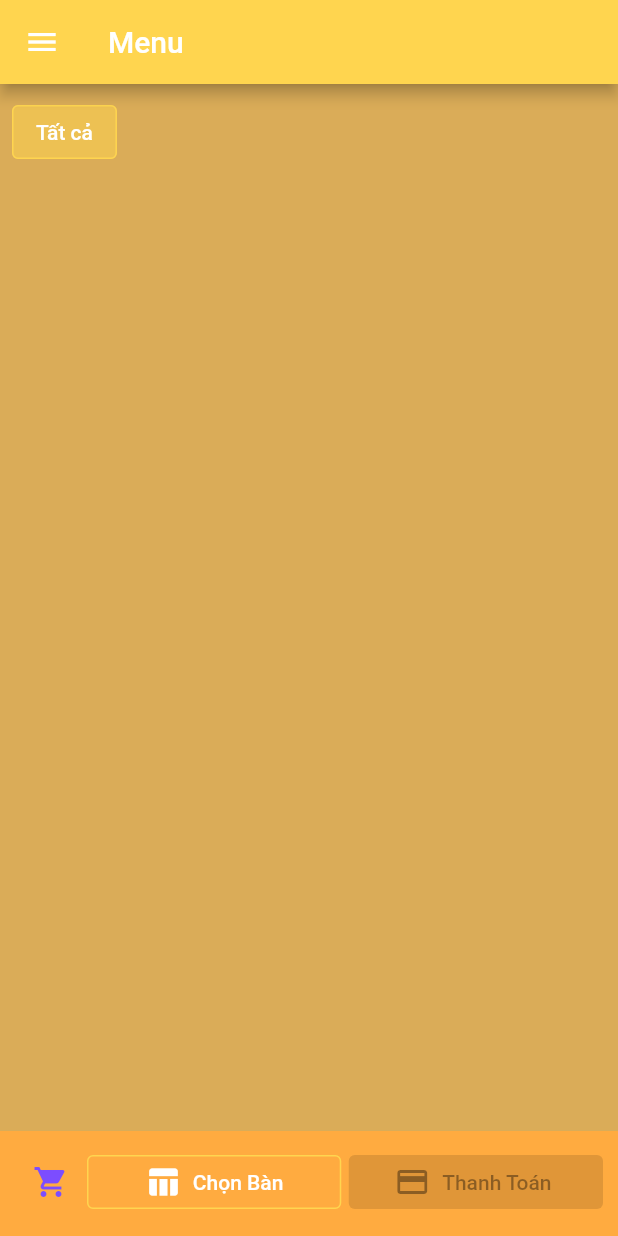
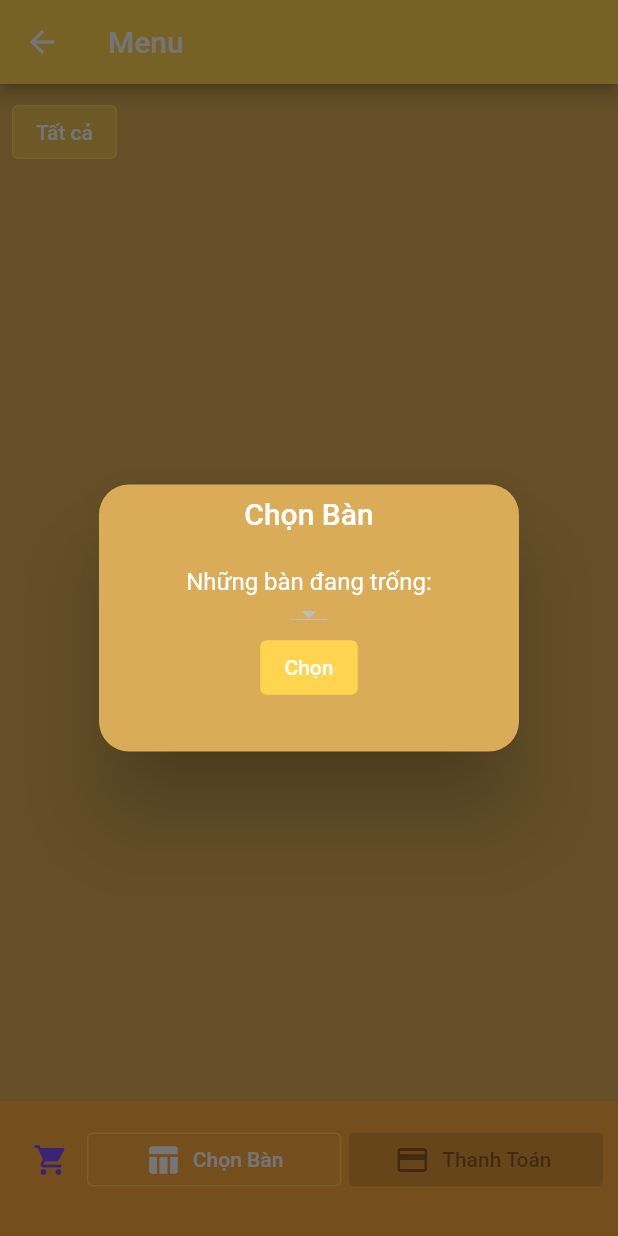
Before and after one commit to dim0147/Hai-Coffe-DenMo, a Flutter app: the MenuScreen screen opened by its route, after a tap on "Chọn Bàn", on a phone screen of 412 x 824 dp. Run offline on Flutter 3.47's test engine with Material 2 defaults, Android fonts, the phone set to English and light mode, and no system bars; our stand-ins replace extended_masked_text, get, hive, hive_flutter, image_picker, moor; accounts and stored records are empty; generated files the repository leaves out were written again.

Commit message:
Add select table menu

```diff
--- a/lib/Controller/Menu/MenuController.dart
+++ b/lib/Controller/Menu/MenuController.dart
@@ -1,13 +1,17 @@
 import 'package:collection/collection.dart';
+import 'package:flutter/material.dart';
 import 'package:get/get.dart';
+import 'package:hai_noob/App/Config.dart';
 import 'package:hai_noob/App/Contants.dart';
 import 'package:hai_noob/App/Utils.dart';
+import 'package:hai_noob/Controller/Menu/SelectTableDialogController.dart';
 import 'package:hai_noob/DAO/CategoryDAO.dart';
 import 'package:hai_noob/DAO/ItemDAO.dart';
 import 'package:hai_noob/DAO/TableLocalDAO.dart';
 import 'package:hai_noob/DB/Database.dart';
 import 'package:hai_noob/Model/Cart.dart' as CartModel;
 import 'package:hai_noob/Model/TableLocal.dart';
+import 'package:hai_noob/Screen/Menu/SelectTableDialogScreen.dart';
 import 'package:hai_noob/Screen/Order/PlaceOrderScreen.dart';
 
 class MenuScreenArgs extends DefaultScreentArgs {
@@ -29,6 +33,7 @@ class ItemDataDisplay extends ItemDataClass {
 }
 
 class MenuController extends GetxController with SingleGetTickerProviderMixin {
+  final args = Utils.tryCast<MenuScreenArgs>(Get.arguments);
   final db = Get.find<AppDatabase>();
   final tableLocalDAO = Get.find<TableLocalDAO>();
   late ItemsDAO itemsDAO;
@@ -37,7 +42,7 @@ class MenuController extends GetxController with SingleGetTickerProviderMixin {
 
   // Data
   final cart = CartModel.Cart(items: []).obs;
-  int? tableId;
+  final tableIDLocal = Rxn<int>();
   final tableName = ''.obs;
   final itemsDataDisplay = <ItemDataDisplay>[].obs;
   final categories = <Category>[].obs;
@@ -47,20 +52,20 @@ class MenuController extends GetxController with SingleGetTickerProviderMixin {
   final isLoading = true.obs;
 
   Future<void> setArgs() async {
-    final args = Utils.tryCast<MenuScreenArgs>(Get.arguments);
-    if (args == null) return;
+    final menuScreenArgument = args;
+    if (menuScreenArgument == null) return;
 
     // For show snackbar
-    args.runOnInit();
+    menuScreenArgument.runOnInit();
 
-    tableId = args.tableID;
-    if (tableId == null) return;
+    tableIDLocal.value = menuScreenArgument.tableID;
+    if (tableIDLocal.value == null) return;
 
     // Get table cart
-    final table = tableLocalDAO.getTable(tableId as int);
+    final table = tableLocalDAO.getTable(tableIDLocal.value as int);
     if (table == null)
       return Future.error(
-          'Table not exist in TableLocal, tableID:' + tableId.toString());
+          'Table not exist in TableLocal, tableID:' + tableIDLocal.toString());
 
     tableName.value = table.name;
     cart.value = table.cart;
@@ -212,4 +217,32 @@ class MenuController extends GetxController with SingleGetTickerProviderMixin {
   void onClickPayment() async {
     Get.toNamed('/menu/place-order', arguments: cart.value);
   }
+
+  void onClickSelectTable() async {
+    try {
+      final table = await Get.defaultDialog<TableLocal?>(
+        title: 'Chọn Bàn',
+        backgroundColor: AppConfig.BACKGROUND_COLOR,
+        content: SelectTableDialogScreen(),
+      );
+
+      // If dont select
+      if (table == null) return;
+
+      // Set cart table local
+      cart.value.tableId = table.id;
+      await tableLocalDAO.updateTable(
+        table.id,
+        cart: cart.value,
+        status: TableStatus.Holding,
+      );
+
+      // Set display field
+      tableIDLocal.value = table.id;
+      tableName.value = table.name;
+      Utils.showSnackBar('Thành công', 'Chọn bàn ${table.name} thành công');
+    } catch (err) {
+      Utils.showSnackBar('Lỗi', err.toString());
+    }
+  }
 }
--- /dev/null
+++ b/lib/Controller/Menu/SelectTableDialogController.dart
@@ -0,0 +1,34 @@
+import 'package:get/get.dart';
+import 'package:hai_noob/App/Utils.dart';
+import 'package:hai_noob/DAO/TableLocalDAO.dart';
+import 'package:hai_noob/Model/TableLocal.dart';
+
+class SelectTableDialogController extends GetxController {
+  final tableLocalDAO = Get.find<TableLocalDAO>();
+  final listTable = <TableLocal>[].obs;
+  final tableIDSelected = Rxn<int>();
+
+  @override
+  void onInit() async {
+    super.onInit();
+
+    listTable.value = tableLocalDAO.getTableWithStatus(TableStatus.Empty);
+  }
+
+  void onSelectTableID(int? tableID) {
+    tableIDSelected.value = tableID;
+  }
+
+  void onBtnConfirm() {
+    final tableID = tableIDSelected.value;
+    if (tableID == null) return Utils.showSnackBar('Lỗi', 'Hãy chọn bàn trống');
+
+    final table = tableLocalDAO.getTable(tableID);
+    if (table == null) return Utils.showSnackBar('Lỗi', 'Bàn không tìm thấy');
+
+    if (table.status != TableStatus.Empty)
+      return Utils.showSnackBar('Lỗi', 'Bàn này không trống');
+
+    Get.back(result: table);
+  }
+}
--- a/lib/DAO/TableLocalDAO.dart
+++ b/lib/DAO/TableLocalDAO.dart
@@ -14,6 +14,10 @@ class TableLocalDAO {
 
   List<TableLocal> getAllWithList() {
     return _box.values.toList();
+  }
+
+  List<TableLocal> getTableWithStatus(TableStatus status) {
+    return _box.values.where((e) => e.status == status).toList();
   }
 
   TableLocal? getTable(int tableID) {
--- a/lib/Model/Cart.dart
+++ b/lib/Model/Cart.dart
@@ -10,7 +10,7 @@ part 'Cart.g.dart';
 @HiveType(typeId: 0)
 class Cart {
   @HiveField(0)
-  final int? tableId;
+  int? tableId;
 
   @HiveField(1)
   List<CartItem> items;
--- a/lib/Screen/Menu/MenuScreen.dart
+++ b/lib/Screen/Menu/MenuScreen.dart
@@ -15,12 +15,16 @@ class MenuScreen extends GetView<MenuController> {
 
   @override
   Widget build(BuildContext context) {
+    final menuScreenArgument = controller.args;
     return SafeArea(
       child: Scaffold(
         appBar: AppBar(
           title: Text('Menu'),
         ),
-        drawer: controller.tableId != null ? null : NavigateMenu(),
+        // If don't have table ID argument we draw menu
+        drawer: menuScreenArgument != null && menuScreenArgument.tableID == null
+            ? NavigateMenu()
+            : null,
         bottomNavigationBar: Footer(),
         body: Container(
           child: Obx(() => controller.isLoading.value
@@ -221,21 +225,23 @@ class Footer extends GetView<MenuController> {
   Widget build(BuildContext context) {
     return Obx(() => Container(
           padding: EdgeInsets.all(10),
-          height: controller.cart.value.showTotalQuantity() > 0 ? 90 : 70,
+          height: 90,
           decoration: BoxDecoration(
             color: Colors.orangeAccent[200],
           ),
           child: Column(
             children: [
-              if (controller.cart.value.showTotalQuantity() > 0)
               Padding(
                 padding: const EdgeInsets.only(bottom: 5),
                 child: Row(
                   // mainAxisAlignment: MainAxisAlignment.end,
                   children: [
-                      if (controller.tableId != null)
-                        Text('Bàn ${controller.tableName}'),
+                    if (controller.tableIDLocal.value != null)
+                      Text('Bàn: ${controller.tableName}'),
                     Spacer(),
+                    if (controller.cart.value.showTotalQuantity() > 0)
+                      Row(
+                        children: [
                           Text(
                             'Tổng cộng: ',
                             style: TextStyle(
@@ -244,12 +250,15 @@ class Footer extends GetView<MenuController> {
                             ),
                           ),
                           Text(
-                        controller.cart.value.showTotalPrice().toString() + 'đ',
+                            controller.cart.value.showTotalPrice().toString() +
+                                'đ',
                             style: TextStyle(
                               fontWeight: FontWeight.bold,
                               color: Colors.amber[100],
                             ),
                           )
+                        ],
+                      ),
                   ],
                 ),
               ),
@@ -292,12 +301,12 @@ class Footer extends GetView<MenuController> {
                     ],
                   ),
 
-                  if (controller.tableId == null)
+                  if (controller.tableIDLocal.value == null)
                     // Select table
                     Expanded(
                       flex: 3,
                       child: OutlinedButton.icon(
-                        onPressed: () {},
+                        onPressed: controller.onClickSelectTable,
                         icon: Icon(Icons.table_chart),
                         label: Text('Chọn Bàn'),
                       ),
--- /dev/null
+++ b/lib/Screen/Menu/SelectTableDialogScreen.dart
@@ -0,0 +1,47 @@
+import 'package:flutter/material.dart';
+import 'package:get/get.dart';
+import 'package:hai_noob/App/Config.dart';
+import 'package:hai_noob/App/Utils.dart';
+import 'package:hai_noob/Controller/Menu/CartController.dart';
+import 'package:hai_noob/Controller/Menu/SelectTableDialogController.dart';
+import 'package:hai_noob/Model/Cart.dart' as CartModel;
+
+class SelectTableDialogScreen extends GetView<SelectTableDialogController> {
+  const SelectTableDialogScreen({Key? key}) : super(key: key);
+
+  @override
+  Widget build(BuildContext context) {
+    final controller = Get.put(SelectTableDialogController());
+    return Obx(
+      () => Container(
+        padding: EdgeInsets.all(8.0),
+        child: Column(
+          children: [
+            Text('Những bàn đang trống:'),
+            // Dropdown
+            DropdownButton<int>(
+              dropdownColor: AppConfig.MAIN_COLOR,
+              items: controller.listTable
+                  .map((e) => DropdownMenuItem(
+                        value: e.id,
+                        child: Text('Bàn ${e.name}'),
+                      ))
+                  .toList(),
+              value: controller.tableIDSelected.value,
+              onChanged: controller.onSelectTableID,
+            ),
+
+            // Select
+            OutlinedButton(
+              onPressed: controller.onBtnConfirm,
+              child: Text('Chọn'),
+              style: OutlinedButton.styleFrom(
+                backgroundColor: AppConfig.MAIN_COLOR,
+              ),
+            )
+          ],
+        ),
+      ),
+    );
+  }
+}
--- a/lib/Screen/Order/PlaceOrderScreen.dart
+++ b/lib/Screen/Order/PlaceOrderScreen.dart
@@ -140,8 +140,10 @@ class Footer extends GetView<PlaceOrderController> {
                       icon: Icon(Icons.check),
                       label: Text('Xác Nhận'),
                       style: ElevatedButton.styleFrom(
-                        minimumSize: Size(double.infinity,
-                            30), // double.infinity is the width and 30 is the height
+                        minimumSize: Size(
+                          double.infinity,
+                          45,
+                        ), // double.infinity is the width and 30 is the height
                       ),
                     )
                   : ElevatedButton(
```
Lines whose indentation alone changed are shown as unchanged.
